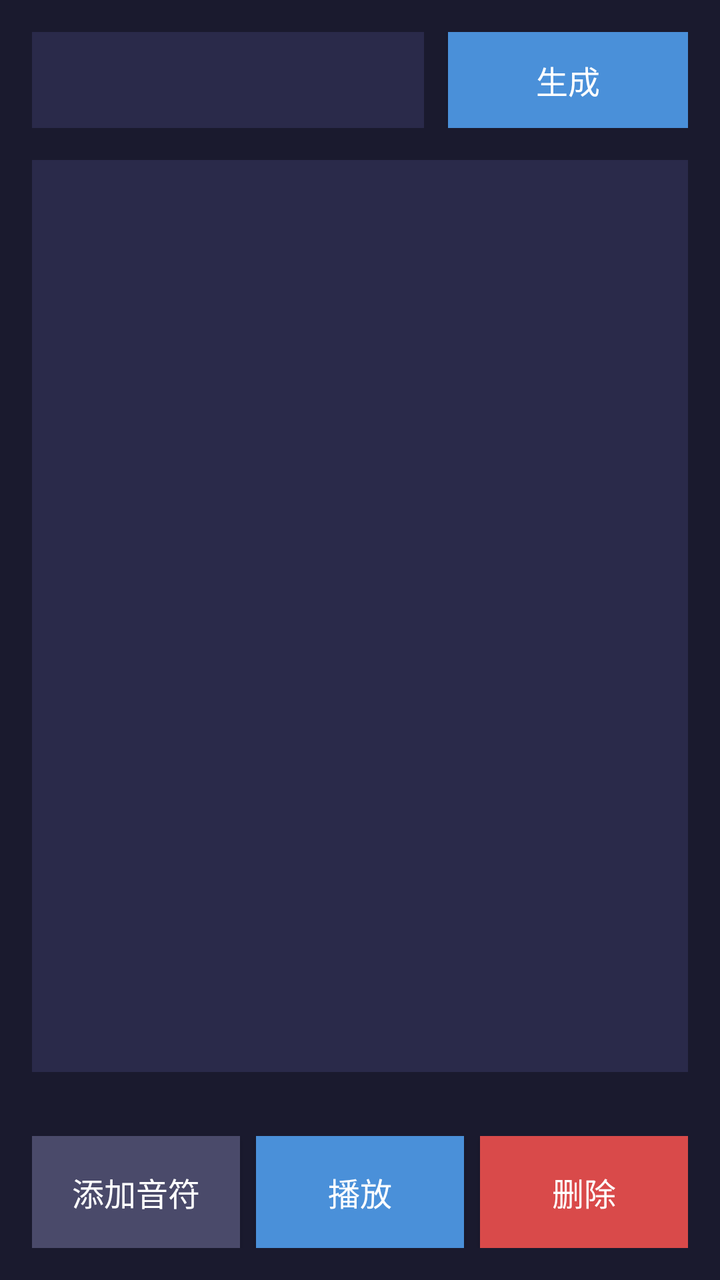
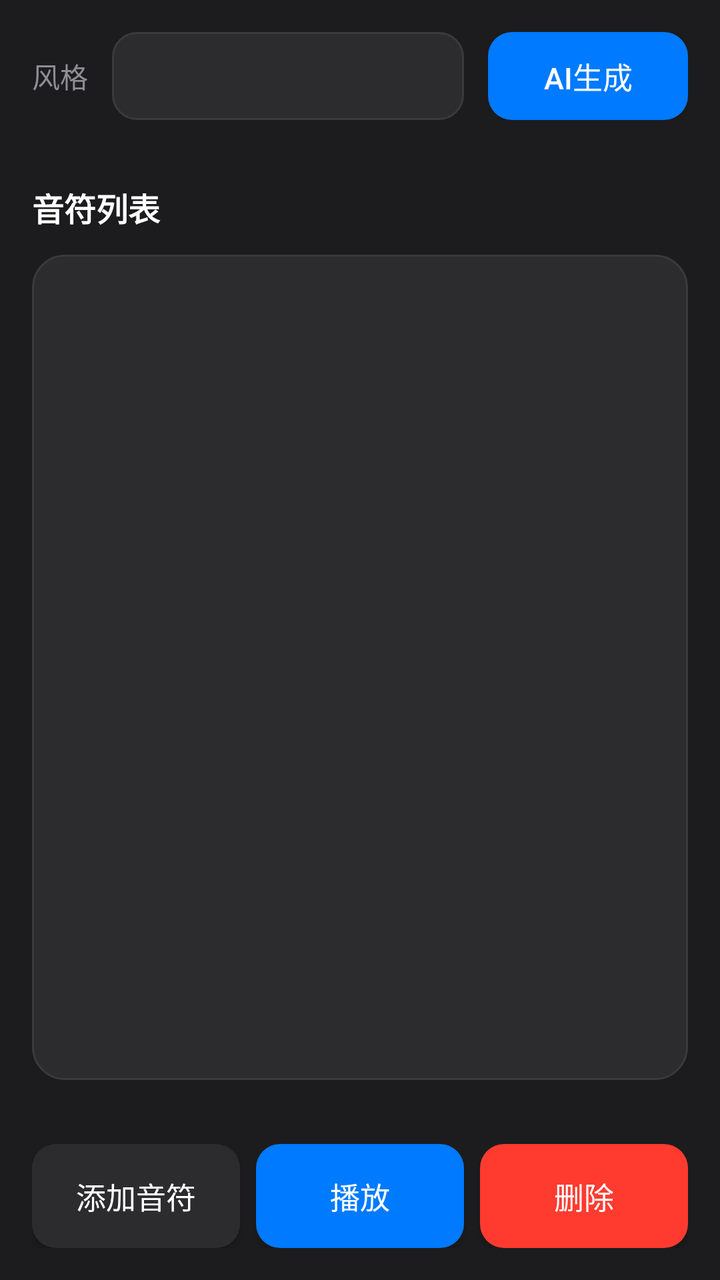

Before-and-after screenshots of an Android layout around one commit, followed by the original layout XML and the change that was made.
<!-- AndroidManifest.xml: application theme Theme.MusicAI -->
<!-- res/layout/activity_melody_editor.xml -->
<?xml version="1.0" encoding="utf-8"?>
<LinearLayout xmlns:android="http://schemas.android.com/apk/res/android"
    android:layout_width="match_parent"
    android:layout_height="match_parent"
    android:orientation="vertical"
    android:background="#1a1a2e">

    <LinearLayout
        android:layout_width="match_parent"
        android:layout_height="wrap_content"
        android:orientation="horizontal"
        android:padding="16dp">

        <Spinner
            android:id="@+id/sp_style"
            android:layout_width="0dp"
            android:layout_height="48dp"
            android:layout_weight="1"
            android:background="#2a2a4a"
            android:textColor="#ffffff"/>

        <Button
            android:id="@+id/btn_generate"
            android:layout_width="120dp"
            android:layout_height="48dp"
            android:text="生成"
            android:textSize="16sp"
            android:textColor="#ffffff"
            android:background="#4a90d9"
            android:layout_marginLeft="12dp"
           />

    </LinearLayout>

    <ListView
        android:id="@+id/lv_notes"
        android:layout_width="match_parent"
        android:layout_height="0dp"
        android:layout_weight="1"
        android:background="#2a2a4a"
        android:divider="#3a3a5a"
        android:dividerHeight="1dp"
        android:layout_marginLeft="16dp"
        android:layout_marginRight="16dp"
        android:layout_marginBottom="16dp"/>

    <ProgressBar
        android:id="@+id/progress_bar"
        android:layout_width="48dp"
        android:layout_height="48dp"
        android:layout_gravity="center"
        android:visibility="gone"
        android:layout_marginBottom="8dp"/>

    <LinearLayout
        android:layout_width="match_parent"
        android:layout_height="wrap_content"
        android:orientation="horizontal"
        android:padding="16dp">

        <Button
            android:id="@+id/btn_add_note"
            android:layout_width="0dp"
            android:layout_height="56dp"
            android:layout_weight="1"
            android:text="添加音符"
            android:textSize="16sp"
            android:textColor="#ffffff"
            android:background="#4a4a6a"
            android:layout_marginRight="8dp"
           />

        <Button
            android:id="@+id/btn_play"
            android:layout_width="0dp"
            android:layout_height="56dp"
            android:layout_weight="1"
            android:text="播放"
            android:textSize="16sp"
            android:textColor="#ffffff"
            android:background="#4a90d9"
            android:layout_marginRight="8dp"
           />

        <Button
            android:id="@+id/btn_delete"
            android:layout_width="0dp"
            android:layout_height="56dp"
            android:layout_weight="1"
            android:text="删除"
            android:textSize="16sp"
            android:textColor="#ffffff"
            android:background="#d94a4a"
           />

    </LinearLayout>

</LinearLayout>
<!-- resources referenced by this layout -->
<resources>
  <style name="Theme.MusicAI" parent="Theme.AppCompat.DayNight.NoActionBar">
          <item name="colorPrimary">@color/colorPrimary</item>
          <item name="colorPrimaryDark">@color/colorPrimaryDark</item>
          <item name="colorAccent">@color/colorAccent</item>
          <item name="android:textColorPrimary">@color/apple_text</item>
          <item name="android:textColorSecondary">@color/apple_text_secondary</item>
          <item name="android:windowBackground">@color/apple_dark</item>
          <item name="android:statusBarColor">@color/apple_dark</item>
          <item name="android:navigationBarColor">@color/apple_dark</item>
      </style>
  <color name="colorPrimary">#007AFF</color>
  <color name="colorPrimaryDark">#1C1C1E</color>
  <color name="colorAccent">#34C759</color>
  <color name="apple_text">#FFFFFF</color>
  <color name="apple_text_secondary">#8E8E93</color>
  <color name="apple_dark">#1C1C1E</color>
</resources>

<!-- the commit's change to res/layout/activity_melody_editor.xml (unified diff, before → after) -->
@@ -3,96 +3,121 @@
     android:layout_width="match_parent"
     android:layout_height="match_parent"
     android:orientation="vertical"
-    android:background="#1a1a2e">
+    android:background="@color/apple_dark">
 
     <LinearLayout
         android:layout_width="match_parent"
         android:layout_height="wrap_content"
         android:orientation="horizontal"
-        android:padding="16dp">
+        android:padding="16dp"
+        android:gravity="center_vertical">
+
+        <TextView
+            android:layout_width="wrap_content"
+            android:layout_height="wrap_content"
+            android:text="风格"
+            android:textSize="14sp"
+            android:textColor="@color/apple_text_secondary"
+            android:layout_marginRight="12dp"/>
 
         <Spinner
             android:id="@+id/sp_style"
             android:layout_width="0dp"
-            android:layout_height="48dp"
+            android:layout_height="44dp"
             android:layout_weight="1"
-            android:background="#2a2a4a"
-            android:textColor="#ffffff"/>
+            android:background="@drawable/apple_edittext_bg"
+            android:paddingHorizontal="12dp"/>
 
         <Button
             android:id="@+id/btn_generate"
-            android:layout_width="120dp"
-            android:layout_height="48dp"
-            android:text="生成"
-            android:textSize="16sp"
-            android:textColor="#ffffff"
-            android:background="#4a90d9"
+            android:layout_width="100dp"
+            android:layout_height="44dp"
+            android:text="AI生成"
+            android:textSize="15sp"
+            android:textColor="@color/apple_text"
+            android:background="@drawable/apple_button_primary_bg"
             android:layout_marginLeft="12dp"
-           />
+            android:cornerRadius="10dp"/>
 
     </LinearLayout>
 
-    <ListView
-        android:id="@+id/lv_notes"
+    <LinearLayout
         android:layout_width="match_parent"
         android:layout_height="0dp"
         android:layout_weight="1"
-        android:background="#2a2a4a"
-        android:divider="#3a3a5a"
-        android:dividerHeight="1dp"
-        android:layout_marginLeft="16dp"
-        android:layout_marginRight="16dp"
-        android:layout_marginBottom="16dp"/>
+        android:orientation="vertical"
+        android:padding="16dp">
 
-    <ProgressBar
-        android:id="@+id/progress_bar"
-        android:layout_width="48dp"
-        android:layout_height="48dp"
-        android:layout_gravity="center"
-        android:visibility="gone"
-        android:layout_marginBottom="8dp"/>
+        <TextView
+            android:layout_width="match_parent"
+            android:layout_height="wrap_content"
+            android:text="音符列表"
+            android:textSize="16sp"
+            android:textColor="@color/apple_text"
+            android:textStyle="bold"
+            android:layout_marginBottom="12dp"/>
+
+        <ListView
+            android:id="@+id/lv_notes"
+            android:layout_width="match_parent"
+            android:layout_height="0dp"
+            android:layout_weight="1"
+            android:background="@drawable/apple_card_bg"
+            android:divider="@color/apple_mid_gray"
+            android:dividerHeight="1dp"/>
+
+    </LinearLayout>
 
     <LinearLayout
         android:layout_width="match_parent"
         android:layout_height="wrap_content"
         android:orientation="horizontal"
-        android:padding="16dp">
+        android:padding="16dp"
+        android:gravity="center">
 
         <Button
             android:id="@+id/btn_add_note"
             android:layout_width="0dp"
-            android:layout_height="56dp"
+            android:layout_height="52dp"
             android:layout_weight="1"
             android:text="添加音符"
-            android:textSize="16sp"
-            android:textColor="#ffffff"
-            android:background="#4a4a6a"
+            android:textSize="15sp"
+            android:textColor="@color/apple_text"
+            android:background="@drawable/apple_button_bg"
             android:layout_marginRight="8dp"
-           />
+            android:cornerRadius="10dp"/>
 
         <Button
             android:id="@+id/btn_play"
             android:layout_width="0dp"
-            android:layout_height="56dp"
+            android:layout_height="52dp"
             android:layout_weight="1"
             android:text="播放"
-            android:textSize="16sp"
-            android:textColor="#ffffff"
-            android:background="#4a90d9"
+            android:textSize="15sp"
+            android:textColor="@color/apple_text"
+            android:background="@drawable/apple_button_primary_bg"
             android:layout_marginRight="8dp"
-           />
+            android:cornerRadius="10dp"/>
 
         <Button
             android:id="@+id/btn_delete"
             android:layout_width="0dp"
-            android:layout_height="56dp"
+            android:layout_height="52dp"
             android:layout_weight="1"
             android:text="删除"
-            android:textSize="16sp"
-            android:textColor="#ffffff"
-            android:background="#d94a4a"
-           />
+            android:textSize="15sp"
+            android:textColor="@color/apple_text"
+            android:background="@drawable/apple_button_danger_bg"
+            android:cornerRadius="10dp"/>
 
     </LinearLayout>
 
+    <ProgressBar
+        android:id="@+id/progress_bar"
+        android:layout_width="wrap_content"
+        android:layout_height="wrap_content"
+        android:layout_gravity="center"
+        android:visibility="gone"
+        android:layout_marginBottom="16dp"/>
+
 </LinearLayout>
<!-- resource entries referenced after the edit -->
@@ -10,11 +10,89 @@
           <item name="android:statusBarColor">@color/apple_dark</item>
           <item name="android:navigationBarColor">@color/apple_dark</item>
       </style>
+  <color name="apple_dark_gray">#2C2C2E</color>
+  <color name="apple_error">#FF3B30</color>
+  <color name="apple_accent_active">#0066CC</color>
+  <color name="apple_accent">#007AFF</color>
   <color name="colorPrimary">#007AFF</color>
   <color name="colorPrimaryDark">#1C1C1E</color>
   <color name="colorAccent">#34C759</color>
   <color name="apple_text">#FFFFFF</color>
   <color name="apple_text_secondary">#8E8E93</color>
+  <!-- drawable apple_button_bg (drawable) -->
+  <?xml version="1.0" encoding="utf-8"?>
+  <selector xmlns:android="http://schemas.android.com/apk/res/android">
+      <item android:state_pressed="true">
+          <shape android:shape="rectangle">
+              <solid android:color="@color/apple_mid_gray" />
+              <corners android:radius="12dp" />
+          </shape>
+      </item>
+      <item>
+          <shape android:shape="rectangle">
+              <solid android:color="@color/apple_dark_gray" />
+              <corners android:radius="12dp" />
+          </shape>
+      </item>
+  </selector>
+  <!-- drawable apple_button_danger_bg (drawable) -->
+  <?xml version="1.0" encoding="utf-8"?>
+  <selector xmlns:android="http://schemas.android.com/apk/res/android">
+      <item android:state_pressed="true">
+          <shape android:shape="rectangle">
+              <solid android:color="#CC3030" />
+              <corners android:radius="12dp" />
+          </shape>
+      </item>
+      <item>
+          <shape android:shape="rectangle">
+              <solid android:color="@color/apple_error" />
+              <corners android:radius="12dp" />
+          </shape>
+      </item>
+  </selector>
+  <!-- drawable apple_button_primary_bg (drawable) -->
+  <?xml version="1.0" encoding="utf-8"?>
+  <selector xmlns:android="http://schemas.android.com/apk/res/android">
+      <item android:state_pressed="true">
+          <shape android:shape="rectangle">
+              <solid android:color="@color/apple_accent_active" />
+              <corners android:radius="12dp" />
+          </shape>
+      </item>
+      <item>
+          <shape android:shape="rectangle">
+              <solid android:color="@color/apple_accent" />
+              <corners android:radius="12dp" />
+          </shape>
+      </item>
+  </selector>
+  <!-- drawable apple_card_bg (drawable) -->
+  <?xml version="1.0" encoding="utf-8"?>
+  <shape xmlns:android="http://schemas.android.com/apk/res/android" android:shape="rectangle">
+      <solid android:color="@color/apple_dark_gray" />
+      <corners android:radius="16dp" />
+      <stroke android:width="1dp" android:color="@color/apple_mid_gray" />
+  </shape>
+  <!-- drawable apple_edittext_bg (drawable) -->
+  <?xml version="1.0" encoding="utf-8"?>
+  <selector xmlns:android="http://schemas.android.com/apk/res/android">
+      <item android:state_focused="true">
+          <shape android:shape="rectangle">
+              <solid android:color="@color/apple_dark_gray" />
+              <corners android:radius="12dp" />
+              <stroke android:width="2dp" android:color="@color/apple_accent" />
+          </shape>
+      </item>
+      <item>
+          <shape android:shape="rectangle">
+              <solid android:color="@color/apple_dark_gray" />
+              <corners android:radius="12dp" />
+              <stroke android:width="1dp" android:color="@color/apple_mid_gray" />
+          </shape>
+      </item>
+  </selector>
   <color name="apple_dark">#1C1C1E</color>
+  <color name="apple_mid_gray">#3A3A3C</color>
 </resources>
 
